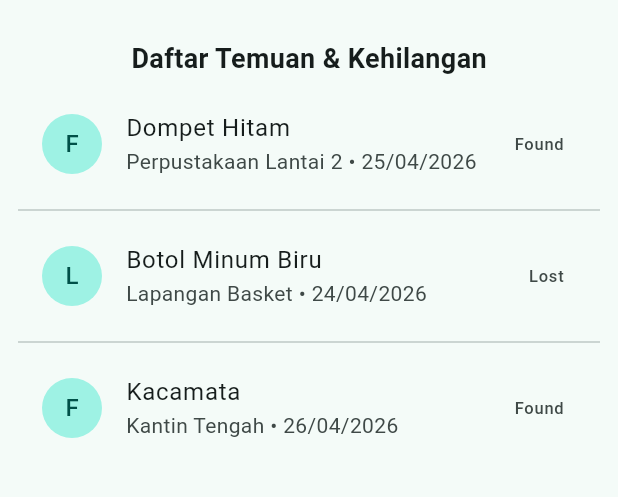
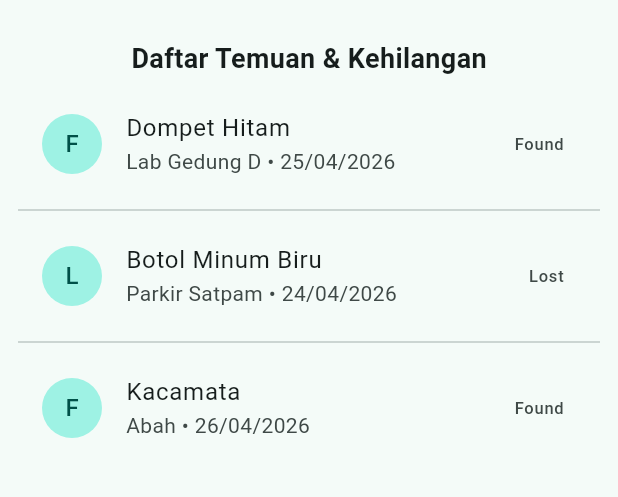
Before and after one commit to mohyasrul/UTS-Mobile-Flutter-RijalDanielMohammadYasrul, a Flutter app: the HomePage screen opened directly, on a phone screen of 412 x 824 dp, the part 63-560 px from its top. Run offline on Flutter 3.47's test engine with Material 3 defaults, Android fonts, the phone set to English and light mode, and no system bars.

```diff
--- a/lib/pages/home_page.dart
+++ b/lib/pages/home_page.dart
@@ -71,19 +71,19 @@ class HomePage extends StatelessWidget {
   static const List<LostItem> dummyItems = [
     LostItem(
       title: 'Dompet Hitam',
-      location: 'Perpustakaan Lantai 2',
+      location: 'Lab Gedung D',
       date: '25/04/2026',
       status: 'Found',
     ),
     LostItem(
       title: 'Botol Minum Biru',
-      location: 'Lapangan Basket',
+      location: 'Parkir Satpam',
       date: '24/04/2026',
       status: 'Lost',
     ),
     LostItem(
       title: 'Kacamata',
-      location: 'Kantin Tengah',
+      location: 'Abah',
       date: '26/04/2026',
       status: 'Found',
     ),
```
